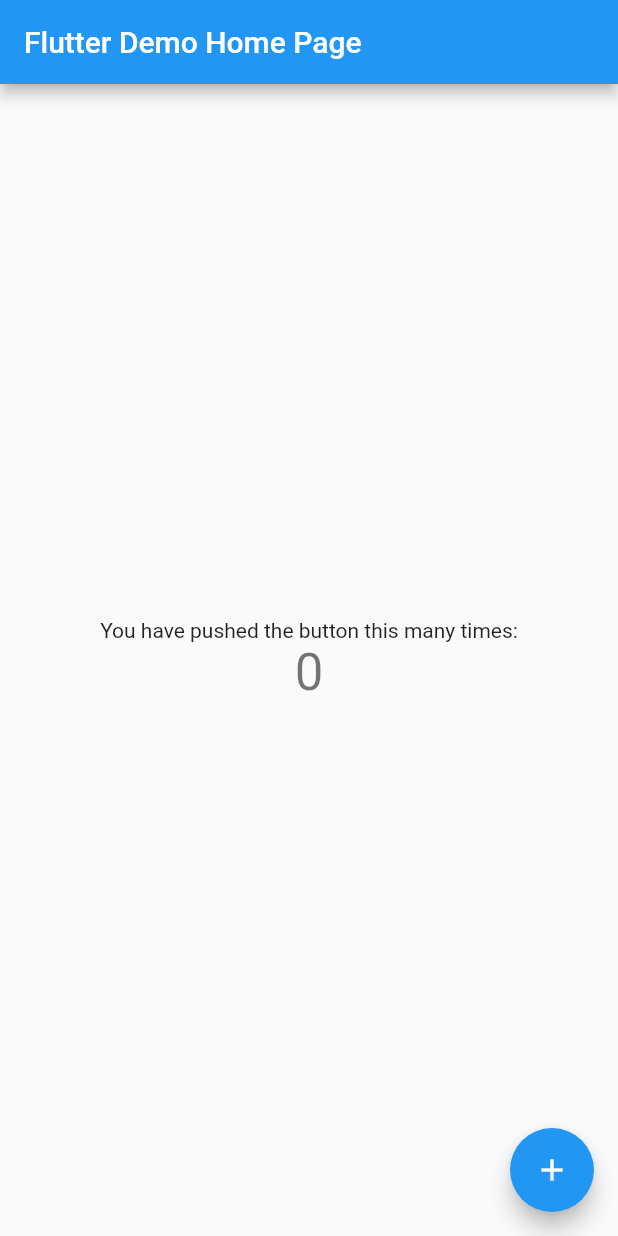
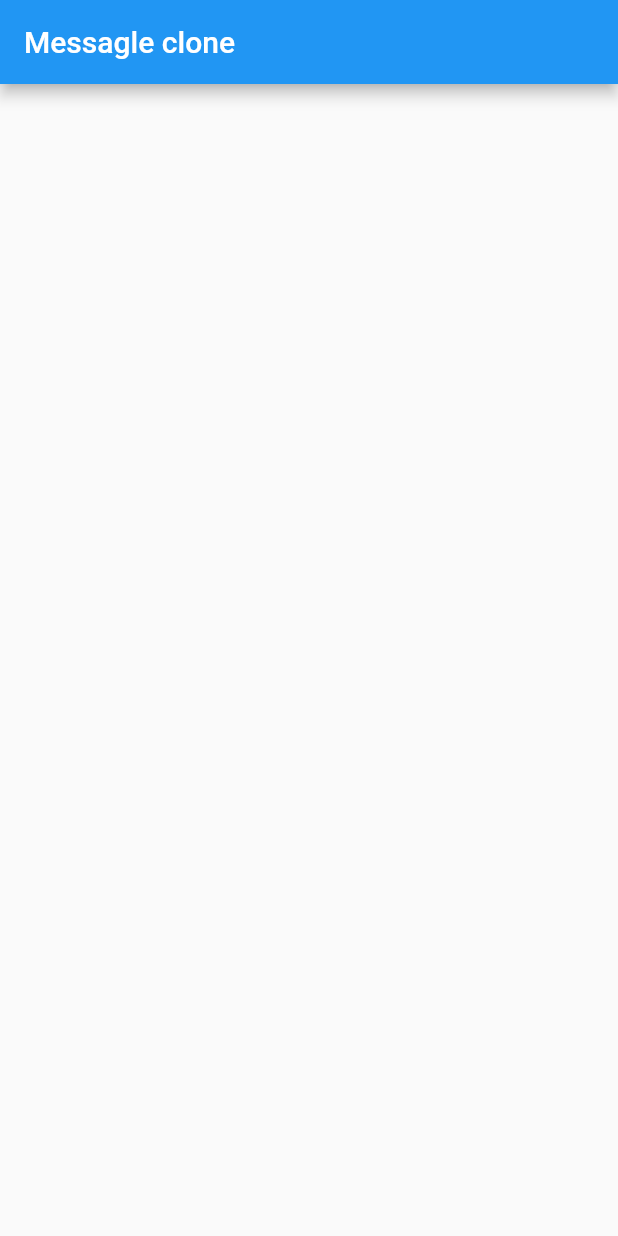
Before and after one commit to IvanArango98/chat-firebase, a Flutter app: the screen it shows after launch, on a phone screen of 412 x 824 dp. Run offline on Flutter 3.47's test engine with Material 2 defaults, Android fonts, the phone set to English and light mode, and no system bars; our stand-ins replace firebase_auth, firebase_core, google_sign_in, shared_preferences; accounts and stored records are empty.

Commit message:
Metodo de autenticacion - Almacenamiento en storage

```diff
--- a/lib/main.dart
+++ b/lib/main.dart
@@ -1,6 +1,10 @@
 import 'package:flutter/material.dart';
+import 'package:chat_firebase/views/signin.dart';
+import 'package:firebase_core/firebase_core.dart';
 
-void main() {
+void main() async {
+  WidgetsFlutterBinding.ensureInitialized();
+  await Firebase.initializeApp();
   runApp(const MyApp());
 }
 
@@ -13,103 +17,9 @@ class MyApp extends StatelessWidget {
     return MaterialApp(
       title: 'Flutter Demo',
       theme: ThemeData(
-        // This is the theme of your application.
-        //
-        // Try running your application with "flutter run". You'll see the
-        // application has a blue toolbar. Then, without quitting the app, try
-        // changing the primarySwatch below to Colors.green and then invoke
-        // "hot reload" (press "r" in the console where you ran "flutter run",
-        // or simply save your changes to "hot reload" in a Flutter IDE).
-        // Notice that the counter didn't reset back to zero; the application
-        // is not restarted.
         primarySwatch: Colors.blue,
       ),
-      home: const MyHomePage(title: 'Flutter Demo Home Page'),
+      home: SignIn()
     );
   }
 }
-
-class MyHomePage extends StatefulWidget {
-  const MyHomePage({Key? key, required this.title}) : super(key: key);
-
-  // This widget is the home page of your application. It is stateful, meaning
-  // that it has a State object (defined below) that contains fields that affect
-  // how it looks.
-
-  // This class is the configuration for the state. It holds the values (in this
-  // case the title) provided by the parent (in this case the App widget) and
-  // used by the build method of the State. Fields in a Widget subclass are
-  // always marked "final".
-
-  final String title;
-
-  @override
-  State<MyHomePage> createState() => _MyHomePageState();
-}
-
-class _MyHomePageState extends State<MyHomePage> {
-  int _counter = 0;
-
-  void _incrementCounter() {
-    setState(() {
-      // This call to setState tells the Flutter framework that something has
-      // changed in this State, which causes it to rerun the build method below
-      // so that the display can reflect the updated values. If we changed
-      // _counter without calling setState(), then the build method would not be
-      // called again, and so nothing would appear to happen.
-      _counter++;
-    });
-  }
-
-  @override
-  Widget build(BuildContext context) {
-    // This method is rerun every time setState is called, for instance as done
-    // by the _incrementCounter method above.
-    //
-    // The Flutter framework has been optimized to make rerunning build methods
-    // fast, so that you can just rebuild anything that needs updating rather
-    // than having to individually change instances of widgets.
-    return Scaffold(
-      appBar: AppBar(
-        // Here we take the value from the MyHomePage object that was created by
-        // the App.build method, and use it to set our appbar title.
-        title: Text(widget.title),
-      ),
-      body: Center(
-        // Center is a layout widget. It takes a single child and positions it
-        // in the middle of the parent.
-        child: Column(
-          // Column is also a layout widget. It takes a list of children and
-          // arranges them vertically. By default, it sizes itself to fit its
-          // children horizontally, and tries to be as tall as its parent.
-          //
-          // Invoke "debug painting" (press "p" in the console, choose the
-          // "Toggle Debug Paint" action from the Flutter Inspector in Android
-          // Studio, or the "Toggle Debug Paint" command in Visual Studio Code)
-          // to see the wireframe for each widget.
-          //
-          // Column has various properties to control how it sizes itself and
-          // how it positions its children. Here we use mainAxisAlignment to
-          // center the children vertically; the main axis here is the vertical
-          // axis because Columns are vertical (the cross axis would be
-          // horizontal).
-          mainAxisAlignment: MainAxisAlignment.center,
-          children: <Widget>[
-            const Text(
-              'You have pushed the button this many times:',
-            ),
-            Text(
-              '$_counter',
-              style: Theme.of(context).textTheme.headline4,
-            ),
-          ],
-        ),
-      ),
-      floatingActionButton: FloatingActionButton(
-        onPressed: _incrementCounter,
-        tooltip: 'Increment',
-        child: const Icon(Icons.add),
-      ), // This trailing comma makes auto-formatting nicer for build methods.
-    );
-  }
-}
--- /dev/null
+++ b/lib/views/home.dart
@@ -0,0 +1,17 @@
+import 'package:flutter/material.dart';
+
+class SignIn extends StatefulWidget {
+  @override
+  _SignInState createState() => _SignInState();
+}
+
+class _SignInState extends State<SignIn>{
+  @override
+  Widget build(BuildContext context)
+  {
+    return Scaffold(
+      appBar: AppBar(title: Text("Messagle clone"),),
+    );
+  }
+
+}
--- /dev/null
+++ b/lib/views/signin.dart
@@ -0,0 +1,17 @@
+import 'package:flutter/material.dart';
+
+class SignIn extends StatefulWidget {
+  @override
+  _SignInState createState() => _SignInState();
+}
+
+class _SignInState extends State<SignIn>{
+  @override
+  Widget build(BuildContext context)
+  {
+    return Scaffold(
+      appBar: AppBar(title: Text("Messagle clone"),),
+    );
+  }
+
+}
--- a/pubspec.yaml
+++ b/pubspec.yaml
@@ -34,6 +34,12 @@ dependencies:
   # The following adds the Cupertino Icons font to your application.
   # Use with the CupertinoIcons class for iOS style icons.
   cupertino_icons: ^1.0.2
+  firebase_auth: ^3.3.5
+  firebase_core: ^1.11.0
+  google_sign_in: ^5.2.2
+  shared_preferences: ^2.0.12
+  random_string: ^2.3.1
+  cloud_firestore: ^3.1.6
 
 dev_dependencies:
   flutter_test:
```
Also changed, not shown: lib/helperfunctions/shared_helper.dart (added, +63 -0 lines), lib/services/auth.dart (added, +44 -0 lines), lib/views/chatscreen.dart (added, +17 -0 lines), lib/services/database.dart (added), pubspec.lock, 7 other files.
